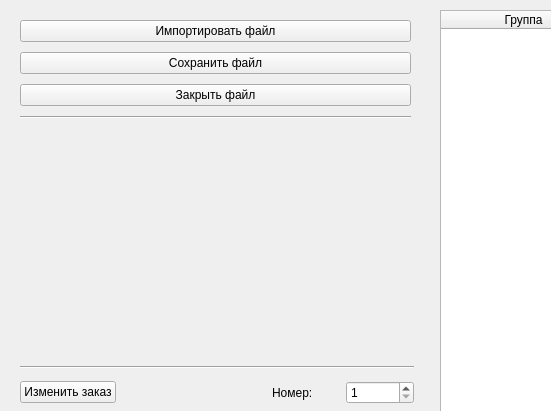
First picture: the form in LabWork_2/Task_2/mainwindow.ui, repository Max2772/FoA-P-2-Semester-, before the edit; both pictures show x 0 to 551 and y 0 to 411 of the 1280 by 720 pixel window.
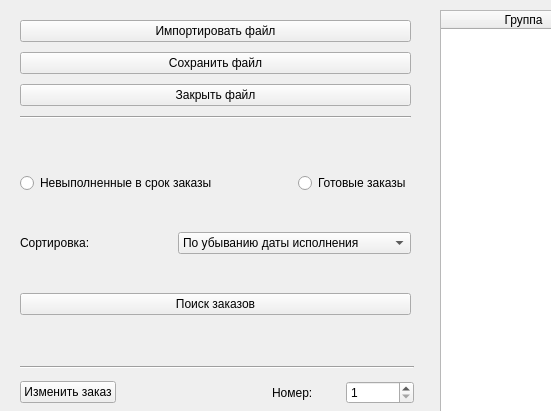
Second picture: the form after the edit. Icons and pictures are not drawn.

Commit message: Finished partly UI

The edit to the form file:
```diff
--- a/LabWork_2/Task_2/mainwindow.ui
+++ b/LabWork_2/Task_2/mainwindow.ui
@@ -492,6 +492,102 @@
      </item>
     </layout>
    </widget>
+   <widget class="QWidget" name="verticalLayoutWidget_3">
+    <property name="geometry">
+     <rect>
+      <x>20</x>
+      <y>140</y>
+      <width>391</width>
+      <height>211</height>
+     </rect>
+    </property>
+    <layout class="QVBoxLayout" name="verticalLayout_5">
+     <item>
+      <layout class="QHBoxLayout" name="horizontalLayout_12">
+       <item>
+        <widget class="QRadioButton" name="radioButton_2">
+         <property name="text">
+          <string>Невыполненные в срок заказы</string>
+         </property>
+        </widget>
+       </item>
+       <item>
+        <spacer name="horizontalSpacer_2">
+         <property name="orientation">
+          <enum>Qt::Horizontal</enum>
+         </property>
+         <property name="sizeHint" stdset="0">
+          <size>
+           <width>40</width>
+           <height>20</height>
+          </size>
+         </property>
+        </spacer>
+       </item>
+       <item>
+        <widget class="QRadioButton" name="radioButton">
+         <property name="text">
+          <string>Готовые заказы</string>
+         </property>
+        </widget>
+       </item>
+      </layout>
+     </item>
+     <item>
+      <layout class="QHBoxLayout" name="horizontalLayout_13">
+       <item>
+        <widget class="QLabel" name="labelGroupName_2">
+         <property name="text">
+          <string>Сортировка:</string>
+         </property>
+        </widget>
+       </item>
+       <item>
+        <spacer name="horizontalSpacer">
+         <property name="orientation">
+          <enum>Qt::Horizontal</enum>
+         </property>
+         <property name="sizeHint" stdset="0">
+          <size>
+           <width>40</width>
+           <height>20</height>
+          </size>
+         </property>
+        </spacer>
+       </item>
+       <item>
+        <widget class="QComboBox" name="comboBoxGroupName_2">
+         <property name="currentText">
+          <string>По убыванию даты исполнения</string>
+         </property>
+         <item>
+          <property name="text">
+           <string>По убыванию даты исполнения</string>
+          </property>
+         </item>
+         <item>
+          <property name="text">
+           <string>По дате добавления</string>
+          </property>
+         </item>
+         <item>
+          <property name="text">
+           <string>По возврастанию даты исполнения</string>
+          </property>
+         </item>
+        </widget>
+       </item>
+      </layout>
+     </item>
+     <item>
+      <widget class="QPushButton" name="pushButtonAdd_2">
+       <property name="text">
+        <string>Поиск заказов</string>
+       </property>
+      </widget>
+     </item>
+    </layout>
+   </widget>
   </widget>
  </widget>
  <resources/>
```
The commit also changes 2 other files.
